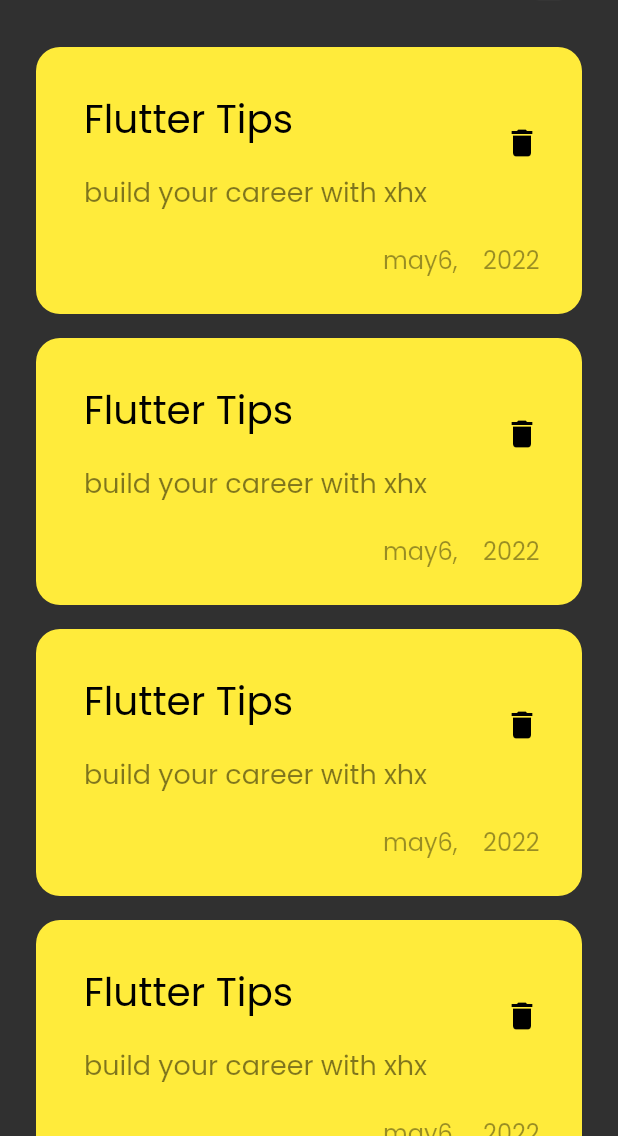
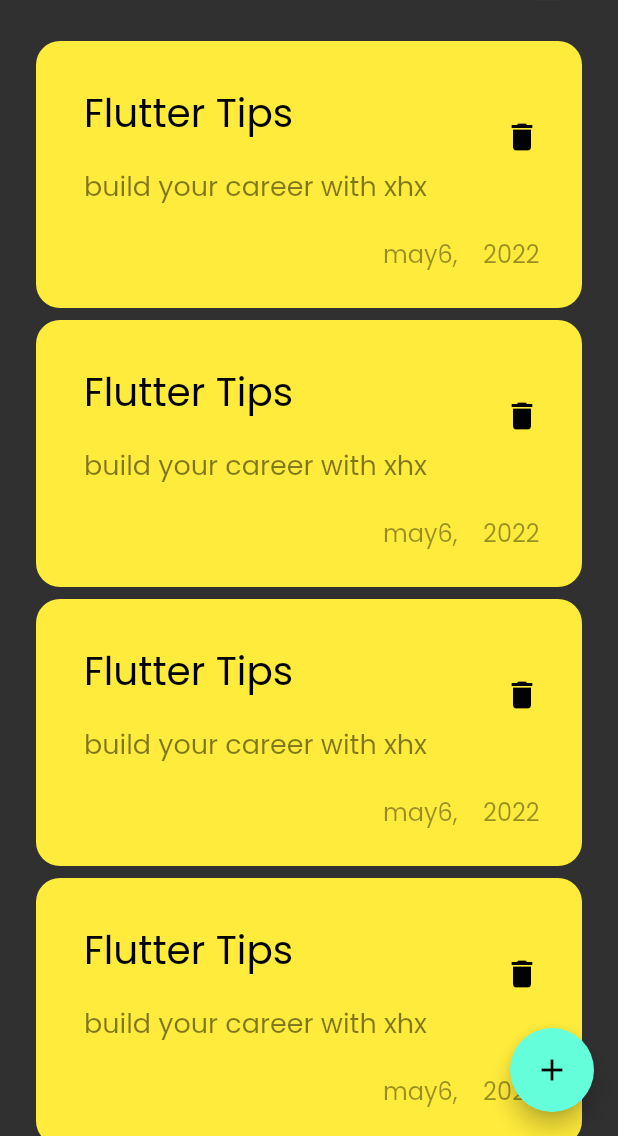
Before and after one commit to MhmmadAlHelou/notes_app, a Flutter app: the screen it shows after launch, on a phone screen of 412 x 824 dp, the part 100-1236 px from its top. Run offline on Flutter 3.47's test engine with Material 2 defaults, Android fonts, the phone set to English and light mode, and no system bars.

Commit message:
add floating Action Button

```diff
--- a/lib/views/notes_view.dart
+++ b/lib/views/notes_view.dart
@@ -6,8 +6,12 @@ class NotesView extends StatelessWidget {
 
   @override
   Widget build(BuildContext context) {
-    return const Scaffold(
-      body: NotesViewBody(),
+    return Scaffold(
+      floatingActionButton: FloatingActionButton(
+        onPressed: () {},
+        child: const Icon(Icons.add),
+      ),
+      body: const NotesViewBody(),
     );
   }
 }
--- a/lib/widgets/notes_list_view.dart
+++ b/lib/widgets/notes_list_view.dart
@@ -10,7 +10,7 @@ class NotesListView extends StatelessWidget {
     return ListView.builder(
       itemBuilder: (context, index) {
         return const Padding(
-          padding: EdgeInsets.symmetric(vertical: 8),
+          padding: EdgeInsets.symmetric(vertical: 4),
           child: NoteItem(),
         );
       },
--- a/lib/widgets/notes_view_body.dart
+++ b/lib/widgets/notes_view_body.dart
@@ -1,7 +1,6 @@
 import 'package:flutter/material.dart';
 import 'package:notes_app/widgets/custom_app_bar.dart';
 
-import 'custom_note_item.dart';
 import 'notes_list_view.dart';
 
 class NotesViewBody extends StatelessWidget {
```
